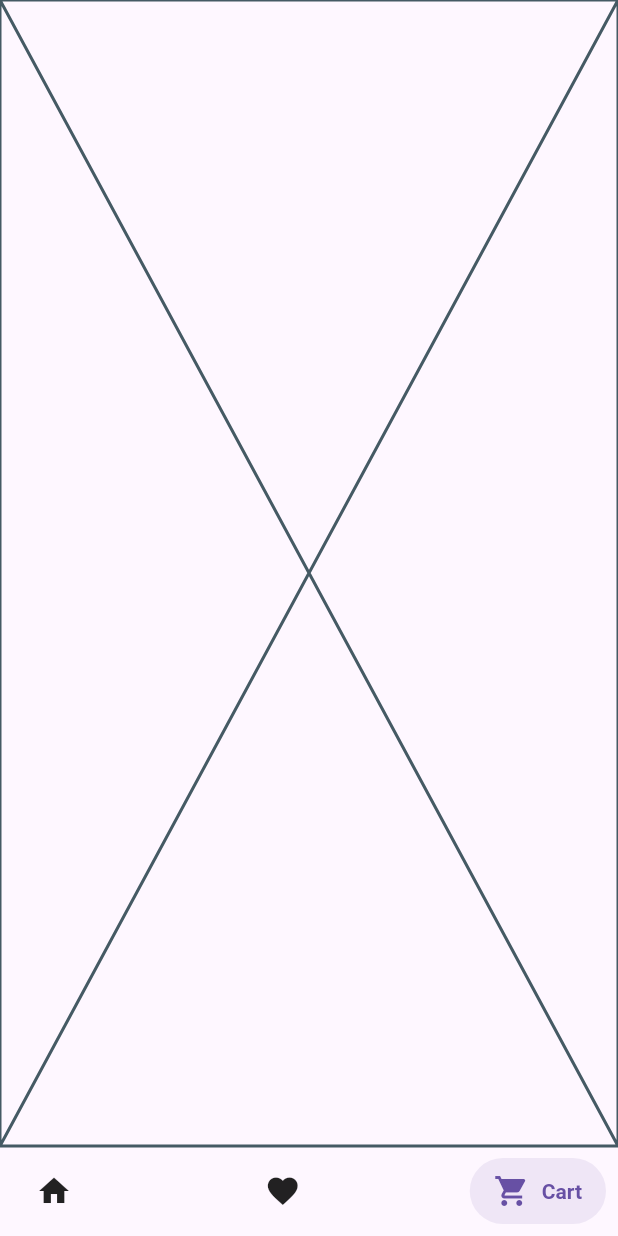
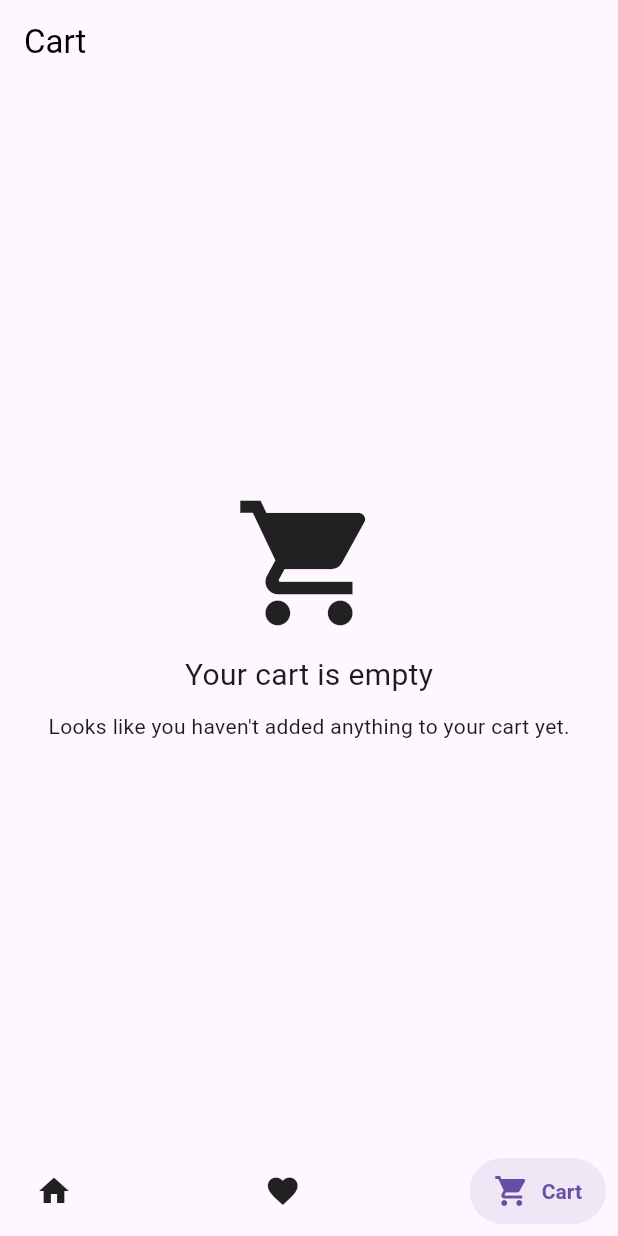
Before and after one commit to berkeenesakt/shopping_app, a Flutter app: the screen it shows after launch, item 3 of the bottom bar chosen, on a phone screen of 412 x 824 dp. Run offline on Flutter 3.47's test engine with Material 3 defaults, Android fonts, the phone set to English and light mode, and no system bars; drawn by our look-alikes of salomon_bottom_bar.

Commit message:
Cart page added

```diff
--- a/lib/core/constants/string_constants.dart
+++ b/lib/core/constants/string_constants.dart
@@ -6,6 +6,9 @@ class StringConstants {
   static const String removeFromCart = 'Remove';
   static const String cart = 'Cart';
   static const String checkout = 'Checkout';
+  static const String orderPlaced = 'Order Placed';
+  static const String orderPlacedSubtitle =
+      'Your order has been placed successfully';
   static const String total = 'Total';
   static const String emptyCart = 'Your cart is empty';
   static const String emptyCartSubtitle =
@@ -15,4 +18,5 @@ class StringConstants {
   static const String favoriteEmptySubtitle =
       'Looks like you haven\'t added anything to your favorite list yet.';
   static const String home = 'Home';
+  static const String ok = 'OK';
 }
--- a/lib/feature/cart/cart_view.dart
+++ b/lib/feature/cart/cart_view.dart
@@ -1,10 +1,96 @@
 import 'package:flutter/material.dart';
+import 'package:flutter/services.dart';
+
+import 'package:provider/provider.dart';
+import 'package:shopping_app/core/constants/string_constants.dart';
+import 'package:shopping_app/product/widgets/global/button.dart';
+
+import '../../product/widgets/cart/cart_list_tile.dart';
+import 'cart_model.dart';
 
 class CartView extends StatelessWidget {
   const CartView({super.key});
 
   @override
   Widget build(BuildContext context) {
-    return const Placeholder();
+    return Consumer(
+      builder: (context, value, child) {
+        final cart = context.watch<CartModel>();
+        if (cart.done) {
+          WidgetsBinding.instance.addPostFrameCallback((_) {
+            showDialog(
+              context: context,
+              builder: (context) {
+                return AlertDialog(
+                  title: const Text(StringConstants.orderPlaced),
+                  content: const Text(StringConstants.orderPlacedSubtitle),
+                  actions: [
+                    TextButton(
+                      onPressed: () {
+                        cart.doneShopping();
+                        Navigator.of(context).pop();
+                      },
+                      child: const Text(StringConstants.ok),
+                    )
+                  ],
+                );
+              },
+            );
+          });
+        }
+        return Scaffold(
+            bottomNavigationBar: cart.items.isEmpty
+                ? SizedBox()
+                : Container(
+                    height: 50,
+                    child: Padding(
+                      padding: const EdgeInsets.all(8.0),
+                      child: Row(
+                        mainAxisAlignment: MainAxisAlignment.spaceBetween,
+                        children: [
+                          Text('Total: \$${cart.totalPrice()}',
+                              style: const TextStyle(
+                                fontSize: 16,
+                                fontWeight: FontWeight.bold,
+                              )),
+                          Button(
+                              onPressed: () => cart.checkout(),
+                              text: StringConstants.checkout)
+                        ],
+                      ),
+                    ),
+                  ),
+            appBar: AppBar(
+              backgroundColor: Colors.transparent,
+              elevation: 0,
+              systemOverlayStyle: SystemUiOverlayStyle.dark,
+              title: const Text('Cart', style: TextStyle(color: Colors.black)),
+            ),
+            body: cart.items.isEmpty
+                ? const Center(
+                    child: Column(
+                      mainAxisAlignment: MainAxisAlignment.center,
+                      children: [
+                        Icon(Icons.shopping_cart, size: 100),
+                        SizedBox(height: 10),
+                        Text(StringConstants.emptyCart,
+                            style: TextStyle(fontSize: 20)),
+                        SizedBox(height: 10),
+                        Text(StringConstants.emptyCartSubtitle),
+                      ],
+                    ),
+                  )
+                : ListView.builder(
+                    itemCount: cart.items.length,
+                    itemBuilder: (context, index) {
+                      final product = cart.items[index].product;
+                      return CartListTile(
+                          product: product,
+                          cart: cart.items[index],
+                          cartModel: cart);
+                    },
+                  ));
+      },
+    );
   }
 }
--- a/lib/feature/home/home_view.dart
+++ b/lib/feature/home/home_view.dart
@@ -41,8 +41,8 @@ class HomeView extends StatelessWidget {
           ),
           SizedBox(height: 10),
           Padding(
-            padding: EdgeInsets.symmetric(horizontal: 12.0),
-            child: Expanded(child: ProductGridView()),
+            padding: EdgeInsets.all(8.0),
+            child: ProductGridView(),
           ),
           SizedBox(height: 10)
         ],
--- a/lib/product/widgets/global/button.dart
+++ b/lib/product/widgets/global/button.dart
@@ -1,6 +1,4 @@
 import 'package:flutter/material.dart';
-
-import '../../../core/constants/string_constants.dart';
 
 class Button extends StatelessWidget {
   const Button({
@@ -22,7 +20,7 @@ class Button extends StatelessWidget {
         ),
       ),
       onPressed: onPressed,
-      child: const Text(StringConstants.addToCart),
+      child: Text(text),
     );
   }
 }
--- a/lib/product/widgets/home/product_page_view.dart
+++ b/lib/product/widgets/home/product_page_view.dart
@@ -54,7 +54,7 @@ class _ProductPageViewState extends State<ProductPageView> {
               height: 8,
               width: currentPage == index ? 24 : 8,
               decoration: BoxDecoration(
-                color: currentPage == index ? Colors.blue : Colors.grey,
+                color: currentPage == index ? Colors.red : Colors.grey,
                 borderRadius: BorderRadius.circular(4),
               ),
             );
```
Also changed, not shown: lib/feature/cart/cart_model.dart (+27 -4 lines), lib/main.dart (+11 -4 lines), lib/product/widgets/cart/cart_list_tile.dart (added, +109 -0 lines).
